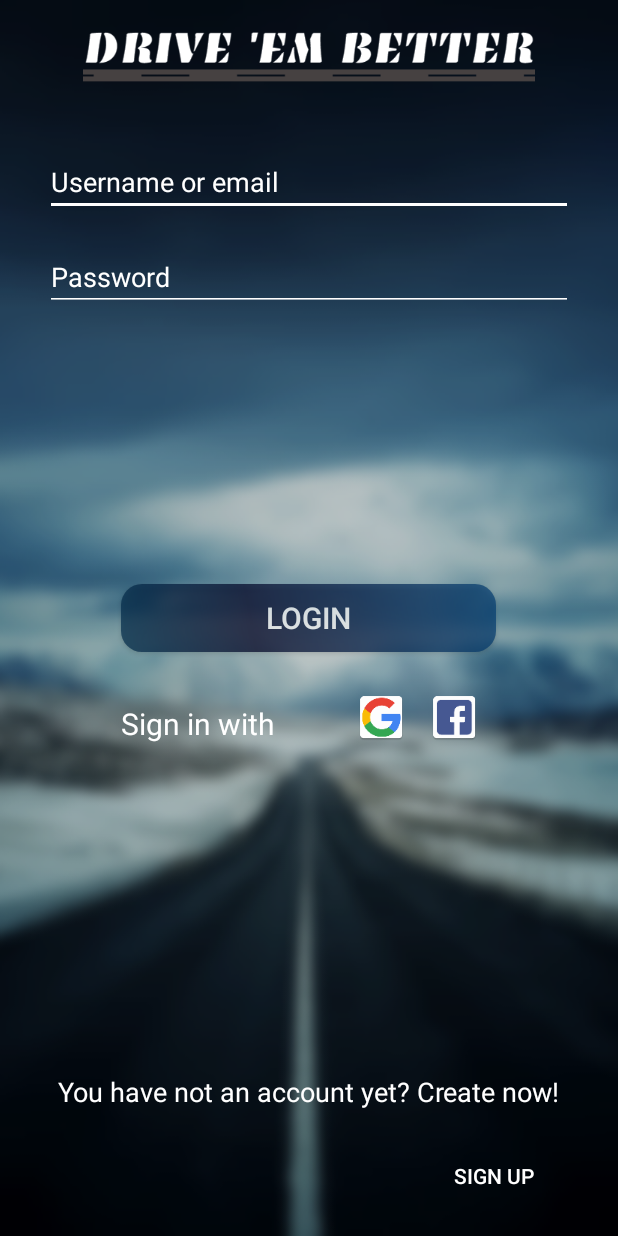
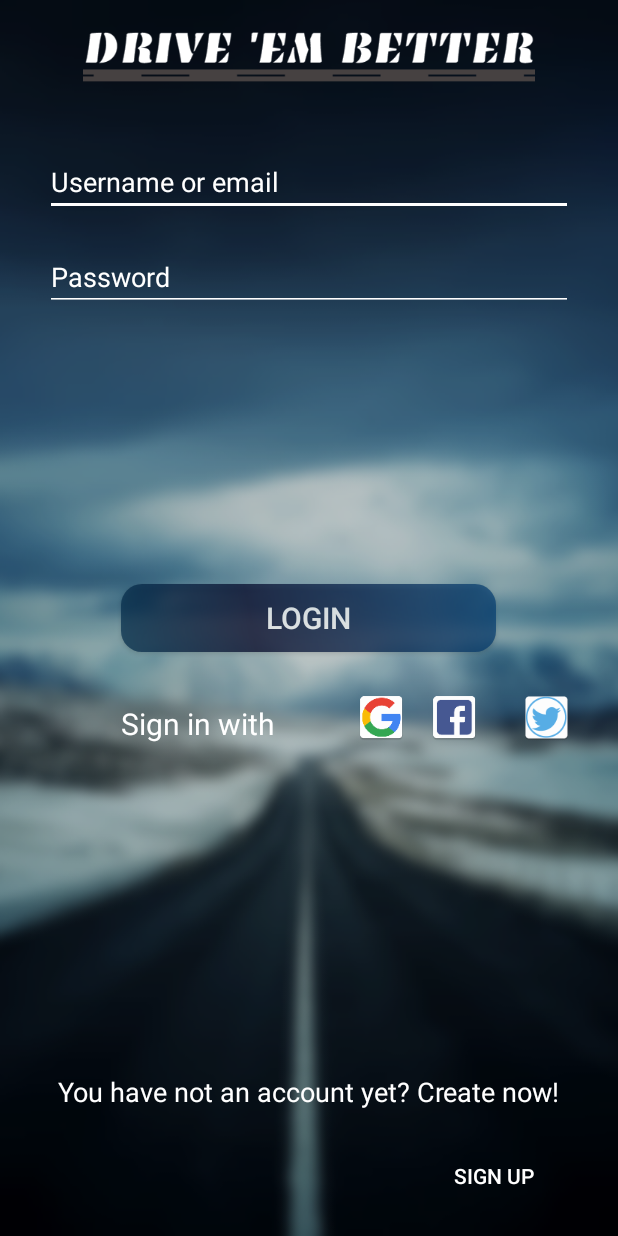
Before and after one commit to alfredo-milani/DriveemBetter, an Android app: the screen it shows after launch (MainActivity), on a phone screen of 412 x 824 dp. Run offline under Robolectric (Android 15) with nearby library versions, the phone set to English and light mode, and no system bars; our stand-ins replace Firebase (no records; nobody signed in at launch, a user with empty details on screens opened directly).

Commit message:
Aggiunto bottone twitter; aggiunta progress bar in signin.

```diff
--- a/app/src/main/AndroidManifest.xml
+++ b/app/src/main/AndroidManifest.xml
@@ -10,7 +10,7 @@
         android:supportsRtl="true"
         android:theme="@style/AppTheme">
         <activity
-            android:name=".boundary.MainActivity"
+            android:name=".MainActivity"
             android:label="@string/app_name"
             android:theme="@style/AppTheme.NoActionBar">
             <intent-filter>
--- a/app/src/main/java/com/driveembetter/proevolutionsoftware/driveembetter/boundary/MainActivity.java
+++ b/app/src/main/java/com/driveembetter/proevolutionsoftware/driveembetter/MainActivity.java
@@ -1,4 +1,4 @@
-package com.driveembetter.proevolutionsoftware.driveembetter.boundary;
+package com.driveembetter.proevolutionsoftware.driveembetter;
 
 import android.os.Bundle;
 import android.os.Handler;
@@ -16,7 +16,6 @@ import android.widget.Button;
 import android.widget.ProgressBar;
 import android.widget.Toast;
 
-import com.driveembetter.proevolutionsoftware.driveembetter.R;
 import com.driveembetter.proevolutionsoftware.driveembetter.authentication.Authentication;
 import com.driveembetter.proevolutionsoftware.driveembetter.authentication.AuthenticationProviderCreator;
 import com.driveembetter.proevolutionsoftware.driveembetter.authentication.TypeMessages;
--- a/app/src/main/java/com/driveembetter/proevolutionsoftware/driveembetter/authentication/Authentication.java
+++ b/app/src/main/java/com/driveembetter/proevolutionsoftware/driveembetter/authentication/Authentication.java
@@ -31,7 +31,7 @@ public abstract class Authentication implements TypeMessages {
 
     protected boolean signIn = false;
 
-    public Authentication(Context context, Handler handler) {
+    Authentication(Context context, Handler handler) {
         this.mHandler = handler;
         this.mContext = context;
         this.mAuth = FirebaseAuth.getInstance();
--- a/app/src/main/res/layout/app_bar_main.xml
+++ b/app/src/main/res/layout/app_bar_main.xml
@@ -4,7 +4,7 @@
     xmlns:tools="http://schemas.android.com/tools"
     android:layout_width="match_parent"
     android:layout_height="match_parent"
-    tools:context="com.driveembetter.proevolutionsoftware.driveembetter.boundary.MainActivity">
+    tools:context="com.driveembetter.proevolutionsoftware.driveembetter.MainActivity">
 
     <LinearLayout
         android:layout_width="match_parent"
--- a/app/src/main/res/layout/content_main.xml
+++ b/app/src/main/res/layout/content_main.xml
@@ -5,7 +5,7 @@
     android:layout_width="match_parent"
     android:layout_height="match_parent"
     app:layout_behavior="@string/appbar_scrolling_view_behavior"
-    tools:context="com.driveembetter.proevolutionsoftware.driveembetter.boundary.MainActivity"
+    tools:context="com.driveembetter.proevolutionsoftware.driveembetter.MainActivity"
     tools:showIn="@layout/app_bar_main">
 
 
--- a/app/src/main/res/layout/login_layout.xml
+++ b/app/src/main/res/layout/login_layout.xml
@@ -142,5 +142,14 @@
             android:visibility="gone"
             tools:visibility="visible" />
 
+        <Button
+            android:id="@+id/twitter_button"
+            android:layout_width="35dp"
+            android:layout_height="35dp"
+            android:background="@mipmap/twitter_icon"
+            android:layout_alignBaseline="@+id/textView7"
+            android:layout_alignBottom="@+id/textView7"
+            android:layout_alignEnd="@+id/editText7" />
+
     </RelativeLayout>
 </android.support.constraint.ConstraintLayout>
```
Also changed, not shown: app/src/main/java/com/driveembetter/proevolutionsoftware/driveembetter/authentication/TwitterProvider.java (added, +30 -0 lines), app/src/main/res/mipmap-hdpi/twitter_icon.png (added), app/src/main/res/mipmap-mdpi/twitter_icon.png (added), app/src/main/res/mipmap-xhdpi/twitter_icon.png (added), app/src/main/res/mipmap-xxhdpi/twitter_icon.png (added), app/src/main/res/mipmap-xxxhdpi/twitter_icon.png (added), app/src/main/twitter_icon-web.png (added).
